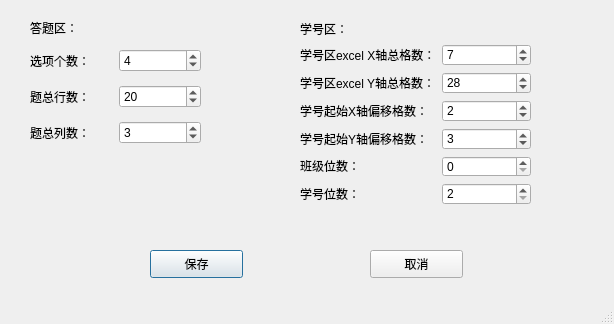
The window that configWindow.ui (r53127/MyScan) describes before a commit, drawn with Qt 5.
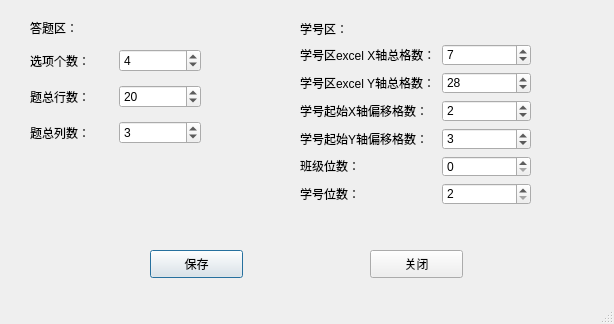
The same window after the commit.

Diff of the .ui file:
```diff
--- a/configWindow.ui
+++ b/configWindow.ui
@@ -39,7 +39,7 @@
     </rect>
    </property>
    <property name="text">
-    <string>取消</string>
+    <string>关闭</string>
    </property>
   </widget>
   <widget class="QWidget" name="layoutWidget">
@@ -253,7 +253,7 @@
      </widget>
     </item>
     <item row="1" column="1">
-     <widget class="QSpinBox" name="spinBox_3">
+     <widget class="QSpinBox" name="spinBox_2">
       <property name="minimum">
        <number>1</number>
       </property>
@@ -279,7 +279,7 @@
      </widget>
     </item>
     <item row="2" column="1">
-     <widget class="QSpinBox" name="spinBox_2">
+     <widget class="QSpinBox" name="spinBox_3">
       <property name="minimum">
        <number>1</number>
       </property>
```
Left out of the diff: 2 changed lines with no effect on the pictures.
